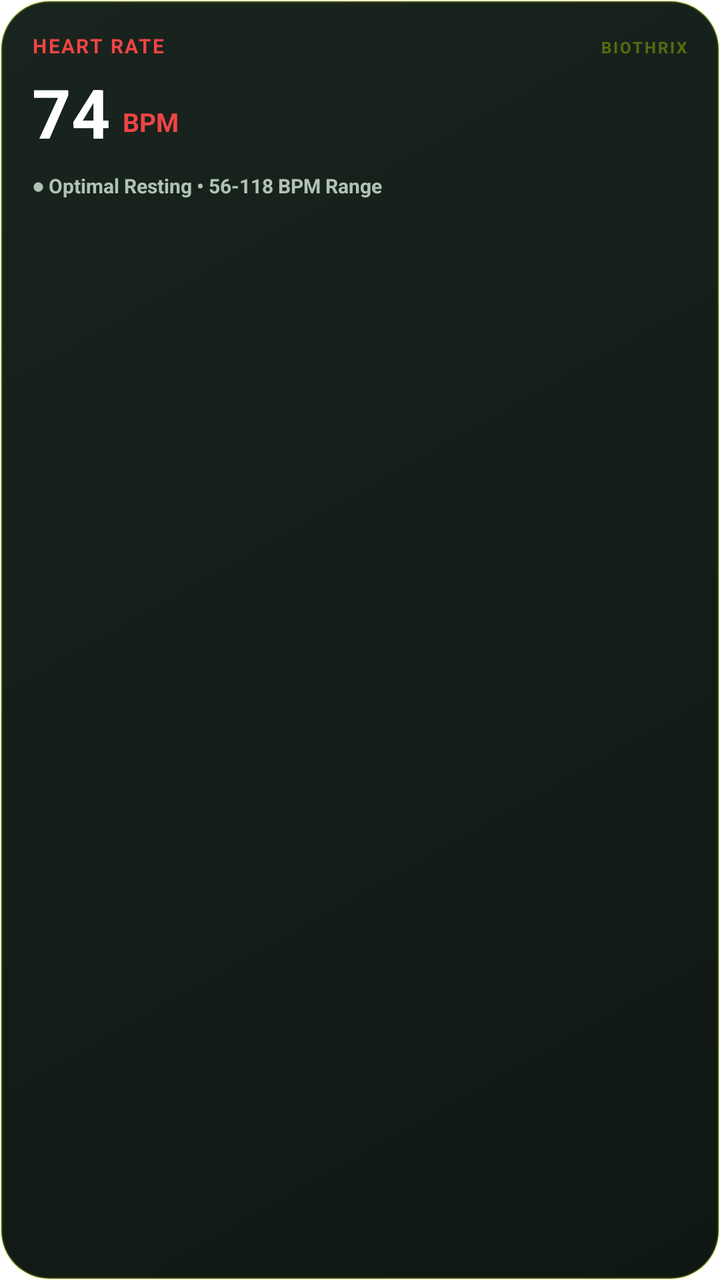
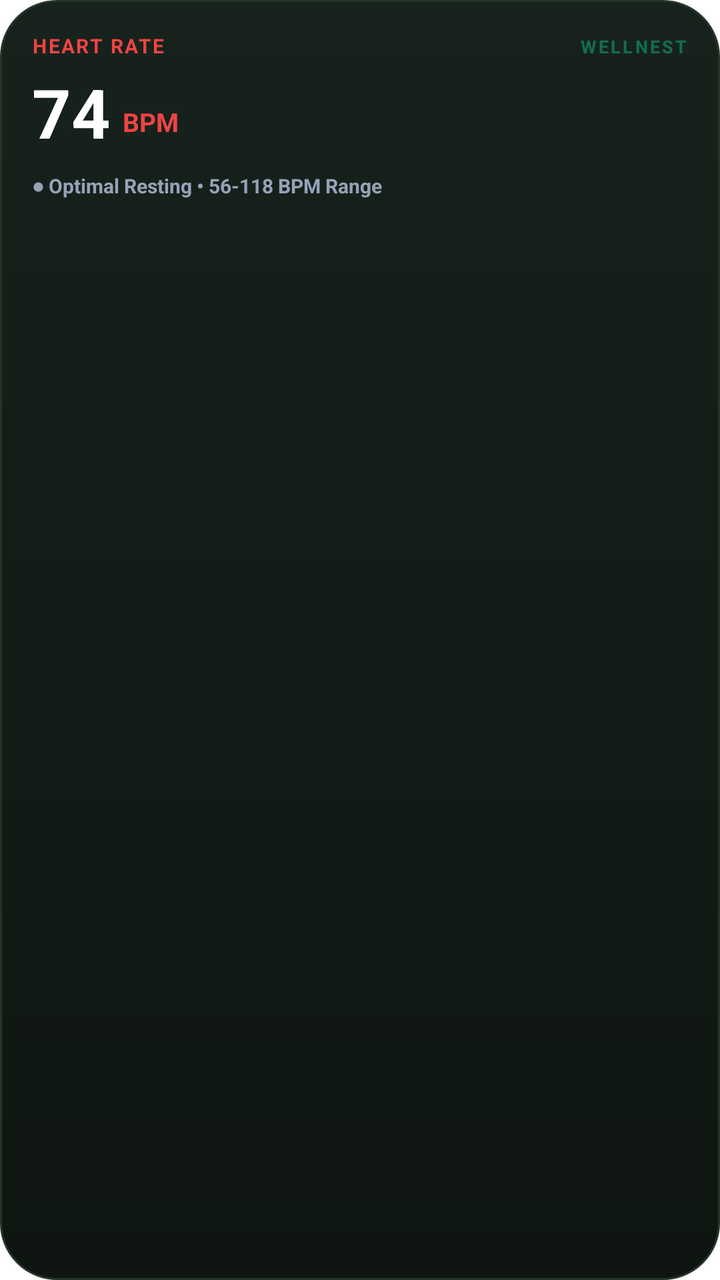

Before-and-after screenshots of an Android layout around one commit, followed by the original layout XML and the change that was made.
<!-- AndroidManifest.xml: fallback theme Theme.MaterialComponents.DayNight.NoActionBar -->
<!-- res/layout/widget_heart_rate.xml -->
<?xml version="1.0" encoding="utf-8"?>
<LinearLayout xmlns:android="http://schemas.android.com/apk/res/android"
    android:id="@+id/widget_heart_root"
    android:layout_width="match_parent"
    android:layout_height="match_parent"
    android:background="@drawable/widget_background"
    android:orientation="vertical"
    android:padding="16dp">

    
    <LinearLayout
        android:layout_width="match_parent"
        android:layout_height="wrap_content"
        android:orientation="horizontal">
        <TextView
            android:id="@+id/widget_heart_title"
            android:layout_width="0dp"
            android:layout_height="wrap_content"
            android:layout_weight="1"
            android:text="HEART RATE"
            android:textColor="#EF4444"
            android:textSize="10sp"
            android:textStyle="bold"
            android:letterSpacing="0.08" />
        <TextView
            android:layout_width="wrap_content"
            android:layout_height="wrap_content"
            android:text="BIOTHRIX"
            android:textColor="#55CCFF00"
            android:textSize="8sp"
            android:textStyle="bold"
            android:letterSpacing="0.12" />
    </LinearLayout>

    
    <LinearLayout
        android:layout_width="wrap_content"
        android:layout_height="wrap_content"
        android:layout_marginTop="8dp"
        android:orientation="horizontal">
        <TextView
            android:id="@+id/widget_heart_bpm"
            android:layout_width="wrap_content"
            android:layout_height="wrap_content"
            android:text="74"
            android:textColor="#FFFFFF"
            android:textSize="34sp"
            android:textStyle="bold"
            android:includeFontPadding="false" />
        <TextView
            android:layout_width="wrap_content"
            android:layout_height="wrap_content"
            android:layout_gravity="bottom"
            android:layout_marginStart="6dp"
            android:layout_marginBottom="4dp"
            android:text="BPM"
            android:textColor="#EF4444"
            android:textSize="13sp"
            android:textStyle="bold" />
    </LinearLayout>

    
    <TextView
        android:id="@+id/widget_heart_status"
        android:layout_width="wrap_content"
        android:layout_height="wrap_content"
        android:layout_marginTop="8dp"
        android:text="● Optimal Resting • 56-118 BPM Range"
        android:textColor="#B0C2B6"
        android:textSize="10sp"
        android:textStyle="bold" />
</LinearLayout>
<!-- resources referenced by this layout -->
<resources>
  <!-- drawable widget_background (drawable) -->
  <?xml version="1.0" encoding="utf-8"?>
  <shape xmlns:android="http://schemas.android.com/apk/res/android"
      android:shape="rectangle">
      <corners android:radius="24dp" />
      <gradient
          android:angle="315"
          android:startColor="#1A241E"
          android:endColor="#0F1712"
          android:type="linear" />
      <stroke android:width="1.2dp" android:color="#33CCFF00" />
  </shape>
</resources>

<!-- the commit's change to res/layout/widget_heart_rate.xml (unified diff, before → after) -->
@@ -25,9 +25,9 @@
         <TextView
             android:layout_width="wrap_content"
             android:layout_height="wrap_content"
-            android:text="BIOTHRIX"
-            android:textColor="#55CCFF00"
-            android:textSize="8sp"
+            android:text="WELLNEST"
+            android:textColor="#8010B981"
+            android:textSize="9sp"
             android:textStyle="bold"
             android:letterSpacing="0.12" />
     </LinearLayout>
@@ -66,7 +66,7 @@
         android:layout_height="wrap_content"
         android:layout_marginTop="8dp"
         android:text="● Optimal Resting • 56-118 BPM Range"
-        android:textColor="#B0C2B6"
+        android:textColor="#94A3B8"
         android:textSize="10sp"
         android:textStyle="bold" />
 </LinearLayout>
<!-- resource entries referenced after the edit -->
@@ -4,13 +4,13 @@
   <?xml version="1.0" encoding="utf-8"?>
   <shape xmlns:android="http://schemas.android.com/apk/res/android"
       android:shape="rectangle">
-      <corners android:radius="24dp" />
+      <corners android:radius="28dp" />
       <gradient
-          android:angle="315"
-          android:startColor="#1A241E"
-          android:endColor="#0F1712"
+          android:angle="270"
+          android:startColor="#17221C"
+          android:endColor="#0F1612"
           android:type="linear" />
-      <stroke android:width="1.2dp" android:color="#33CCFF00" />
+      <stroke android:width="1dp" android:color="#243429" />
   </shape>
 </resources>
 
